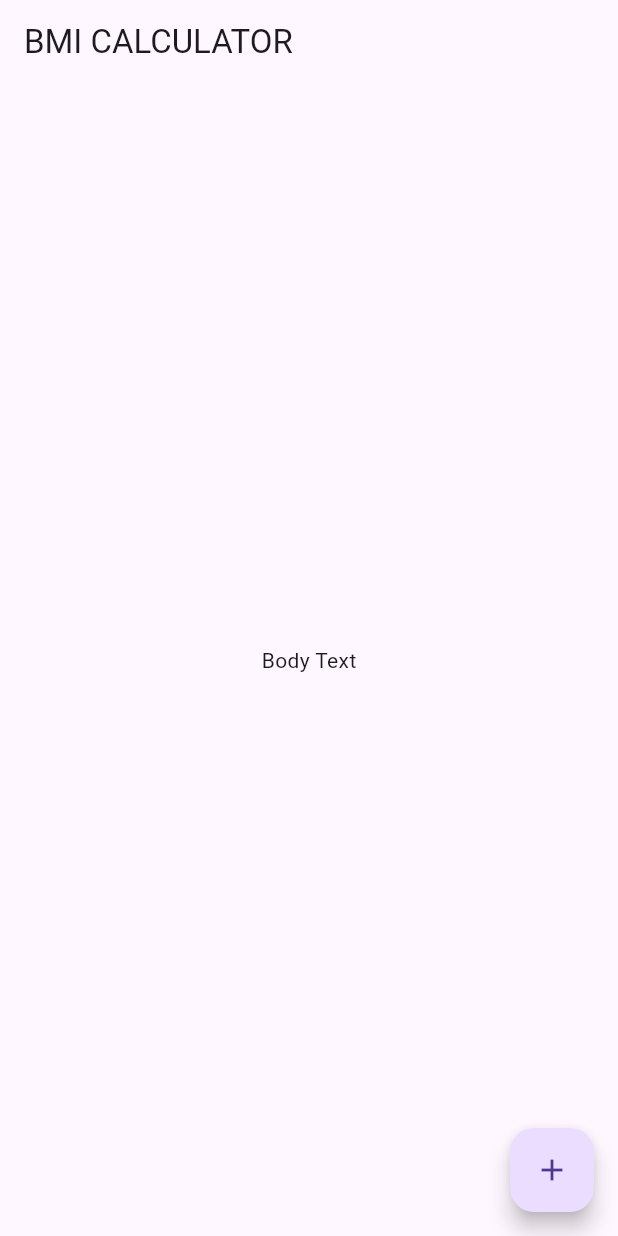
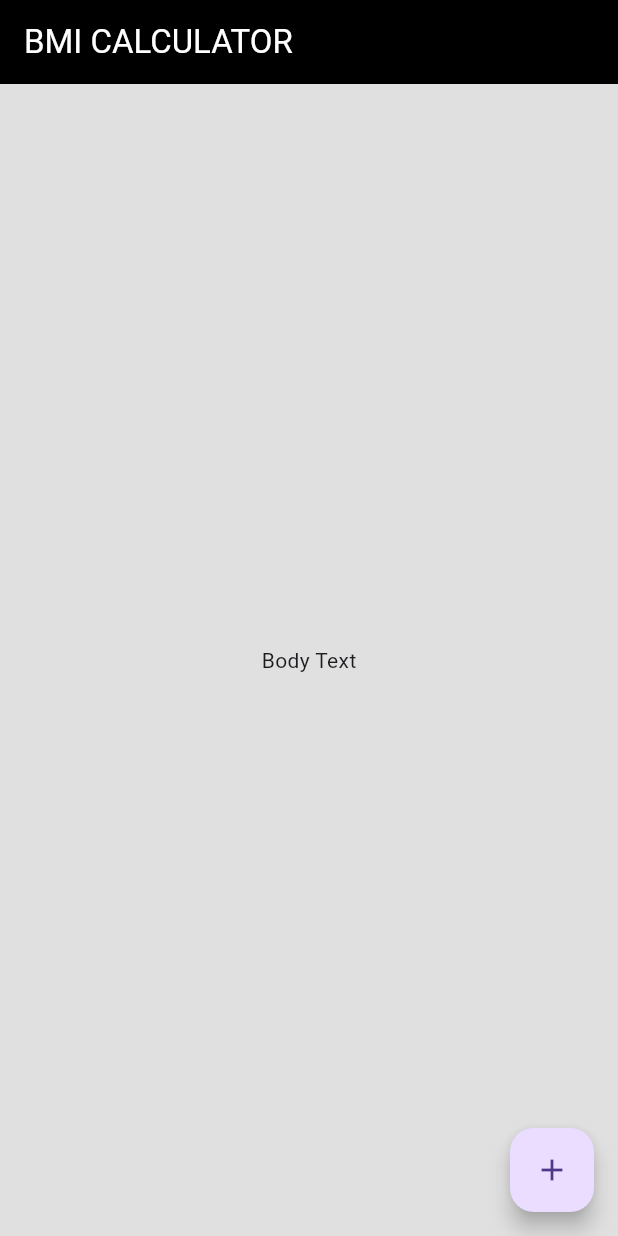
Before and after one commit to bsanderson1981/section12, a Flutter app: the screen it shows after launch, on a phone screen of 412 x 824 dp. Run offline on Flutter 3.47's test engine with Material 3 defaults, Android fonts, the phone set to English and light mode, and no system bars.

Commit message:
section 12 fix change background colors black ish

```diff
--- a/lib/main.dart
+++ b/lib/main.dart
@@ -7,6 +7,14 @@ class BMICalculator extends StatelessWidget {
   @override
   Widget build(BuildContext context) {
     return MaterialApp(
+      theme: ThemeData(
+        scaffoldBackgroundColor: Colors.black12,
+        appBarTheme: AppBarTheme(
+        backgroundColor: Colors.black,       // ✅ Sets AppBar background
+        foregroundColor: Colors.white,       // ✅ Sets text/icon color in AppBar
+      ),
+      hintColor: Colors.grey,
+    ),
       home: InputPage(),
     );
   }
```
